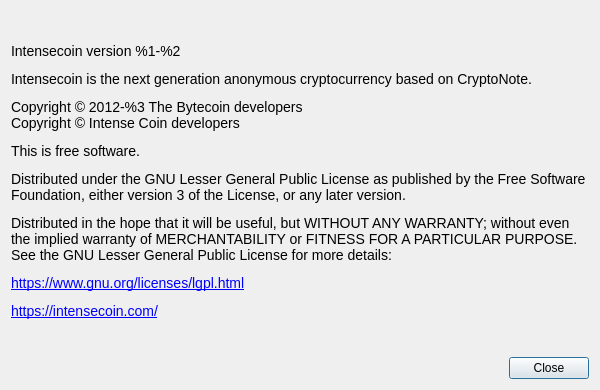
coinchangemarket/coinchange-gui, file src/Gui/Common/AboutDialog.ui: the form before one commit.
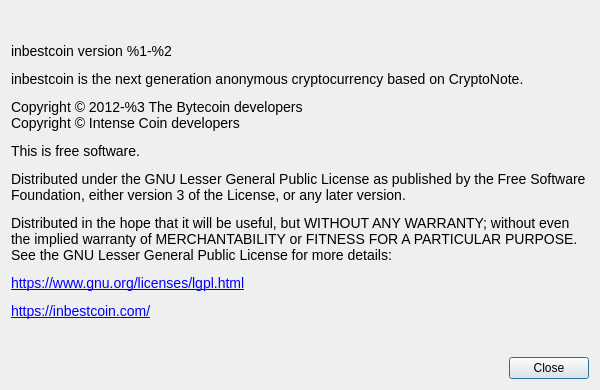
The form after the commit. Custom widgets are drawn as their Qt base class.

Patch:
```diff
--- a/src/Gui/Common/AboutDialog.ui
+++ b/src/Gui/Common/AboutDialog.ui
@@ -41,7 +41,7 @@
       </sizepolicy>
      </property>
      <property name="text">
-      <string>&lt;html&gt;&lt;head/&gt;&lt;body&gt;&lt;p&gt;&lt;span style=&quot; font-family:'Open Sans'; font-size:14px;&quot;&gt;Intensecoin version %1-%2&lt;/span&gt;&lt;/p&gt;&lt;p&gt;&lt;span style=&quot; font-family:'Open Sans'; font-size:14px;&quot;&gt;Intensecoin is the next generation anonymous cryptocurrency based on CryptoNote.&lt;/span&gt;&lt;/p&gt;&lt;p&gt;&lt;span style=&quot; font-family:'Open Sans'; font-size:14px;&quot;&gt;Copyright © 2012-%3 The Bytecoin developers&lt;br&gt;Copyright © Intense Coin developers&lt;/span&gt;&lt;/p&gt;&lt;p&gt;&lt;span style=&quot; font-family:'Open Sans'; font-size:14px;&quot;&gt;This is free software.&lt;/span&gt;&lt;/p&gt;&lt;p&gt;&lt;span style=&quot; font-family:'Open Sans'; font-size:14px;&quot;&gt;Distributed under the GNU Lesser General Public License as published by the Free Software Foundation, either version 3 of the License, or any later version.&lt;/span&gt;&lt;/p&gt;&lt;p&gt;&lt;span style=&quot; font-family:'Open Sans'; font-size:14px;&quot;&gt;Distributed in the hope that it will be useful, but WITHOUT ANY WARRANTY; without even the implied warranty of MERCHANTABILITY or FITNESS FOR A PARTICULAR PURPOSE. See the GNU Lesser General Public License for more details:&lt;/span&gt;&lt;/p&gt;&lt;p&gt;&lt;a href=&quot;https://www.gnu.org/licenses/lgpl.html&quot;&gt;&lt;span style=&quot; font-family:'Open Sans'; font-size:14px; text-decoration: underline; color:#0000ff;&quot;&gt;https://www.gnu.org/licenses/lgpl.html&lt;/span&gt;&lt;/a&gt;&lt;/p&gt;&lt;p&gt;&lt;a href=&quot;https://intensecoin.com/&quot;&gt;&lt;span style=&quot; font-family:'Open Sans'; font-size:14px; text-decoration: underline; color:#0000ff;&quot;&gt;https://intensecoin.com/&lt;/span&gt;&lt;/a&gt;&lt;/p&gt;&lt;/body&gt;&lt;/html&gt;</string>
+      <string>&lt;html&gt;&lt;head/&gt;&lt;body&gt;&lt;p&gt;&lt;span style=&quot; font-family:'Open Sans'; font-size:14px;&quot;&gt;inbestcoin version %1-%2&lt;/span&gt;&lt;/p&gt;&lt;p&gt;&lt;span style=&quot; font-family:'Open Sans'; font-size:14px;&quot;&gt;inbestcoin is the next generation anonymous cryptocurrency based on CryptoNote.&lt;/span&gt;&lt;/p&gt;&lt;p&gt;&lt;span style=&quot; font-family:'Open Sans'; font-size:14px;&quot;&gt;Copyright © 2012-%3 The Bytecoin developers&lt;br&gt;Copyright © Intense Coin developers&lt;/span&gt;&lt;/p&gt;&lt;p&gt;&lt;span style=&quot; font-family:'Open Sans'; font-size:14px;&quot;&gt;This is free software.&lt;/span&gt;&lt;/p&gt;&lt;p&gt;&lt;span style=&quot; font-family:'Open Sans'; font-size:14px;&quot;&gt;Distributed under the GNU Lesser General Public License as published by the Free Software Foundation, either version 3 of the License, or any later version.&lt;/span&gt;&lt;/p&gt;&lt;p&gt;&lt;span style=&quot; font-family:'Open Sans'; font-size:14px;&quot;&gt;Distributed in the hope that it will be useful, but WITHOUT ANY WARRANTY; without even the implied warranty of MERCHANTABILITY or FITNESS FOR A PARTICULAR PURPOSE. See the GNU Lesser General Public License for more details:&lt;/span&gt;&lt;/p&gt;&lt;p&gt;&lt;a href=&quot;https://www.gnu.org/licenses/lgpl.html&quot;&gt;&lt;span style=&quot; font-family:'Open Sans'; font-size:14px; text-decoration: underline; color:#0000ff;&quot;&gt;https://www.gnu.org/licenses/lgpl.html&lt;/span&gt;&lt;/a&gt;&lt;/p&gt;&lt;p&gt;&lt;a href=&quot;https://inbestcoin.com/&quot;&gt;&lt;span style=&quot; font-family:'Open Sans'; font-size:14px; text-decoration: underline; color:#0000ff;&quot;&gt;https://inbestcoin.com/&lt;/span&gt;&lt;/a&gt;&lt;/p&gt;&lt;/body&gt;&lt;/html&gt;</string>
      </property>
      <property name="textFormat">
       <enum>Qt::RichText</enum>
```
Left out of the diff: 2 changed lines with no effect on the pictures.
